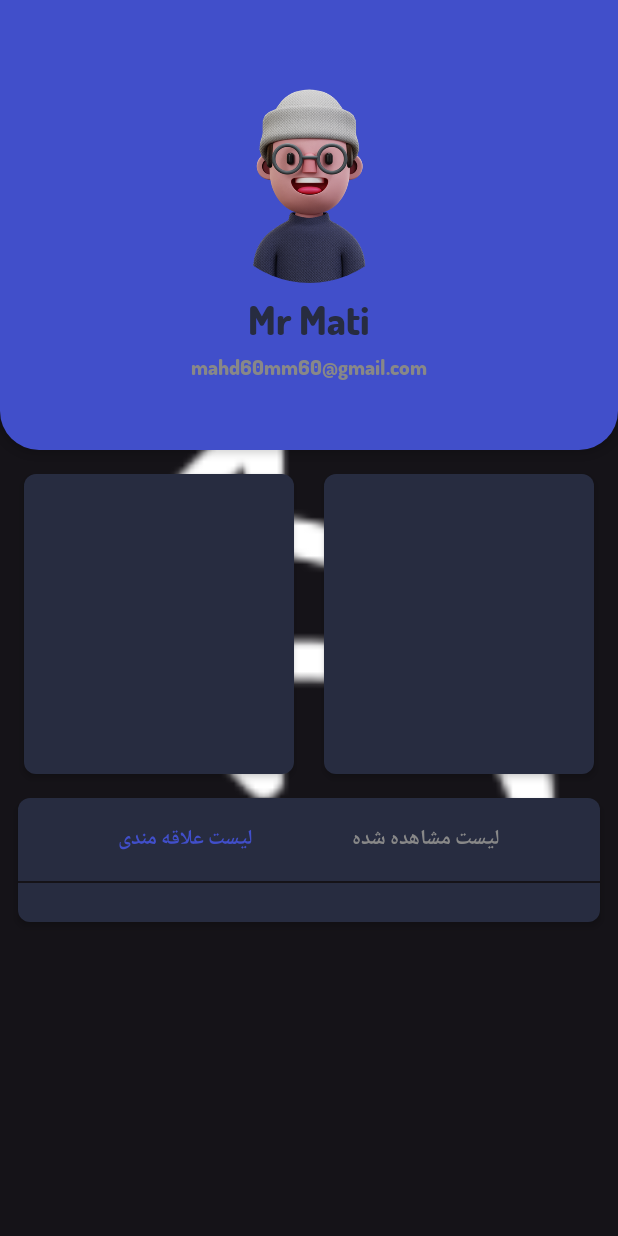
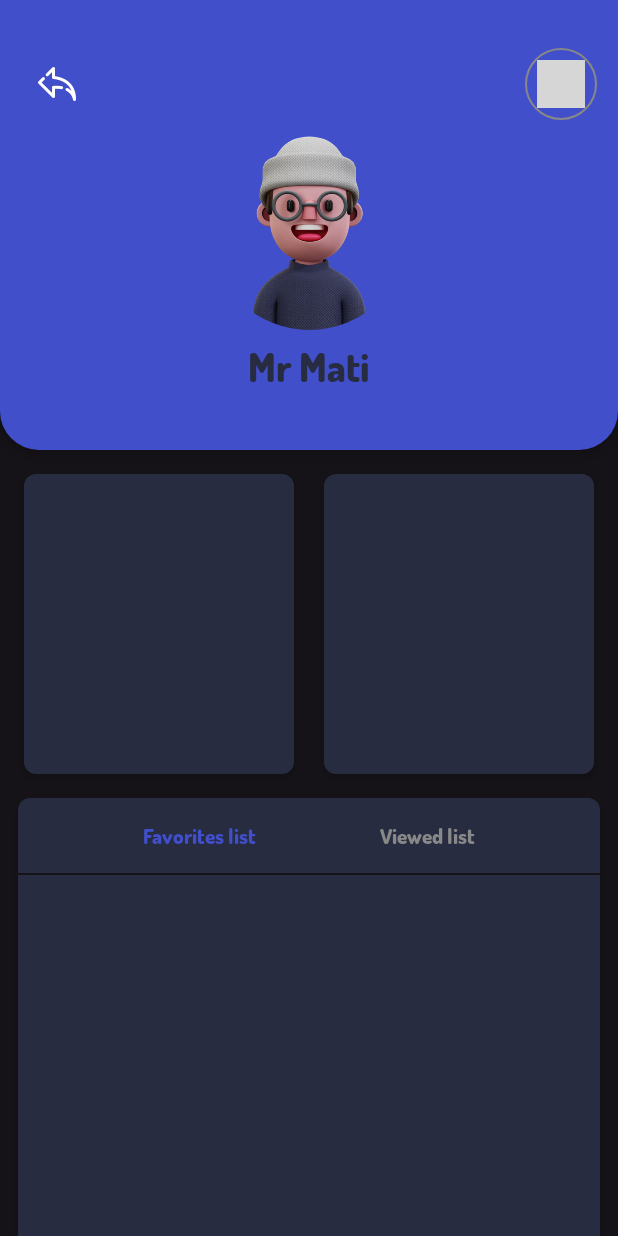
Before and after one commit to mr-mati/MiMovie, an Android app built with Jetpack Compose: the ProfileScreen screen opened through its navigation route, on a phone screen of 412 x 824 dp. Run offline under Robolectric (Android 15) with nearby library versions, the phone set to English and light mode, and no system bars; our stand-ins replace Dagger/Hilt's generated code, accompanist; pictures from the network do not load; 1 statement that could not run was skipped; grey boxes are pictures that could not be loaded.

Commit message:
save profileScreen

```diff
--- a/app/src/main/java/com/mati/mimovies/features/movies/ui/profileScreen/ProfileScreen.kt
+++ b/app/src/main/java/com/mati/mimovies/features/movies/ui/profileScreen/ProfileScreen.kt
@@ -2,9 +2,9 @@ package com.mati.mimovies.features.movies.ui.profileScreen
 
 import androidx.compose.foundation.Image
 import androidx.compose.foundation.background
+import androidx.compose.foundation.border
 import androidx.compose.foundation.clickable
-import androidx.compose.foundation.gestures.Orientation
-import androidx.compose.foundation.gestures.scrollable
+import androidx.compose.foundation.interaction.MutableInteractionSource
 import androidx.compose.foundation.layout.Arrangement
 import androidx.compose.foundation.layout.Column
 import androidx.compose.foundation.layout.Row
@@ -16,13 +16,11 @@ import androidx.compose.foundation.layout.padding
 import androidx.compose.foundation.layout.size
 import androidx.compose.foundation.layout.width
 import androidx.compose.foundation.layout.wrapContentSize
-import androidx.compose.foundation.lazy.grid.GridCells
-import androidx.compose.foundation.lazy.grid.LazyVerticalGrid
-import androidx.compose.foundation.lazy.grid.items
 import androidx.compose.foundation.rememberScrollState
 import androidx.compose.foundation.shape.CircleShape
 import androidx.compose.foundation.shape.RoundedCornerShape
 import androidx.compose.foundation.text.KeyboardOptions
+import androidx.compose.foundation.verticalScroll
 import androidx.compose.material.ripple.rememberRipple
 import androidx.compose.material3.Card
 import androidx.compose.material3.CardDefaults
@@ -61,7 +59,7 @@ import com.mati.mimovies.R
 import com.mati.mimovies.data.model.Movies
 import com.mati.mimovies.data.network.ApiService
 import com.mati.mimovies.features.movies.ui.MovieViewModel
-import com.mati.mimovies.utils.MovieNavigationItems
+import com.mati.mimovies.features.movies.ui.util.rippleIndication
 
 @Composable
 fun ProfileScreen(
@@ -92,22 +90,11 @@ fun ProfileScreen(
         modifier = Modifier.fillMaxSize(),
         color = MaterialTheme.colorScheme.onPrimary
     ) {
-
-        Icon(
-            painter = painterResource(id = R.drawable.ic_back), null,
-            tint = MaterialTheme.colorScheme.tertiary,
-            modifier = Modifier
-                .size(32.dp)
-                .background(Color.Transparent)
-
-        )
-
         Column(
             modifier = Modifier
-                /*.verticalScroll(scrollState)*/
+                .verticalScroll(scrollState)
                 .padding(bottom = 16.dp)
         ) {
-
             Card(
                 modifier = Modifier
                     .fillMaxWidth()
@@ -120,7 +107,6 @@ fun ProfileScreen(
                 ),
                 shape = RoundedCornerShape(bottomStart = 26.dp, bottomEnd = 26.dp)
             ) {
-
                 Column(
                     modifier = Modifier
                         .fillMaxSize()
@@ -128,9 +114,53 @@ fun ProfileScreen(
                     verticalArrangement = Arrangement.Center,
                     horizontalAlignment = Alignment.CenterHorizontally
                 ) {
+                    Row(
+                        modifier = Modifier
+                            .fillMaxWidth()
+                            .padding(6.dp)
+                            .align(Alignment.Start),
+                        horizontalArrangement = Arrangement.SpaceBetween,
+                        verticalAlignment = Alignment.CenterVertically
+                    ) {
+                        Icon(
+                            modifier = Modifier
+                                .size(32.dp)
+                                .clickable(
+                                    onClick = {
+                                        navHostController.popBackStack()
+                                    },
+                                    interactionSource = remember { MutableInteractionSource() },
+                                    indication = rippleIndication()
+                                ),
+                            painter = painterResource(id = R.drawable.ic_back),
+                            contentDescription = ""
+                        )
+                        IconButton(
+                            modifier = Modifier
+                                .background(Color.Transparent)
+                                .size(32.dp)
+                                .border(
+                                    width = 1.dp,
+                                    color = Color.Gray,
+                                    shape = RoundedCornerShape(32.dp)
+                                ),
+                            onClick = {
+                                navHostController.popBackStack()
+                            },
+                        ) {
+                            Image(
+                                modifier = Modifier
+                                    .fillMaxSize(),
+                                contentScale = ContentScale.Fit,
+                                painter = painterResource(id = R.drawable.ic_edit),
+                                contentDescription = ""
+                            )
+                        }
 
+                    }
                     Image(
-                        painter = painterResource(id = R.drawable.cast1), contentDescription = null,
+                        painter = painterResource(id = R.drawable.cast1),
+                        contentDescription = null,
                         modifier = Modifier
                             .size(150.dp)
                             .padding(8.dp)
@@ -139,7 +169,6 @@ fun ProfileScreen(
                             .align(Alignment.CenterHorizontally),
                         contentScale = ContentScale.Crop,
                     )
-
                     Text(
                         text = "Mr Mati",
                         fontSize = 26.sp,
@@ -151,16 +180,6 @@ fun ProfileScreen(
                     )
 
                     Spacer(modifier = Modifier.height(6.dp))
-
-                    Text(
-                        text = "mahd60mm60@gmail.com",
-                        fontSize = 14.sp,
-                        style = TextStyle(
-                            fontFamily = FontFamily(Font(R.font.primary_bold)),
-                            fontSize = 14.sp,
-                            color = Color.Gray,
-                        )
-                    )
 
                 }
             }
@@ -228,14 +247,14 @@ fun ProfileScreen(
                         horizontalArrangement = Arrangement.SpaceEvenly,
                         verticalAlignment = Alignment.CenterVertically
                     ) {
-                        ItemSelection("لیست علاقه مندی", favoritesList.value) {
+                        ItemSelection("Favorites list", favoritesList.value) {
                             if (!it) {
                                 favoritesList.value = true
                                 viewedList.value = false
                             }
                         }
 
-                        ItemSelection("لیست مشاهده شده", viewedList.value) {
+                        ItemSelection("Viewed list", viewedList.value) {
                             if (!it) {
                                 viewedList.value = true
                                 favoritesList.value = false
@@ -253,9 +272,9 @@ fun ProfileScreen(
                             .padding(start = 2.dp, end = 2.dp, top = 16.dp, bottom = 26.dp)
                     )
 
-                    Spacer(modifier = Modifier.height(26.dp))
+                    Spacer(modifier = Modifier.height(626.dp))
 
-                    if (favoritesList.value) {
+                    /*if (favoritesList.value) {
                         LazyVerticalGrid(
                             modifier = Modifier
                                 .scrollable(
@@ -296,7 +315,7 @@ fun ProfileScreen(
                                 }
                             }
                         }
-                    }
+                    }*/
 
                 }
 
@@ -480,24 +499,3 @@ fun ListMoviesItem(
         )
     }
 }
-
-@Composable
-fun Title(text: String) {
-    Row(
-        horizontalArrangement = Arrangement.SpaceBetween,
-        verticalAlignment = Alignment.CenterVertically,
-        modifier = Modifier
-            .fillMaxWidth()
-            .padding(horizontal = 18.dp)
-    ) {
-        Text(
-            text = text, fontWeight = FontWeight.Bold, style = TextStyle(
-                fontSize = 24.sp,
-                color = MaterialTheme.colorScheme.tertiary,
-            )
-        )
-    }
-}
-
-@Composable
-fun rippleIndication() = rememberRipple(bounded = true, radius = 25.dp)
```
